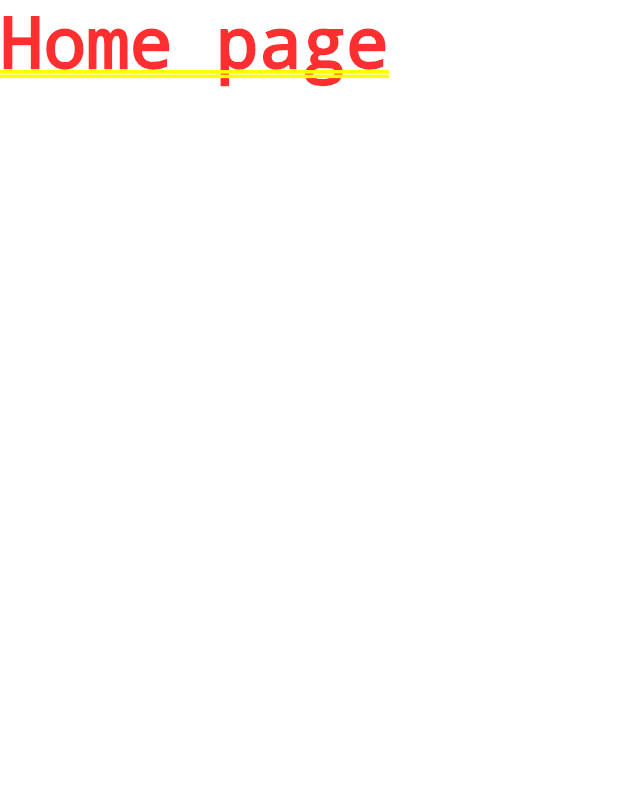
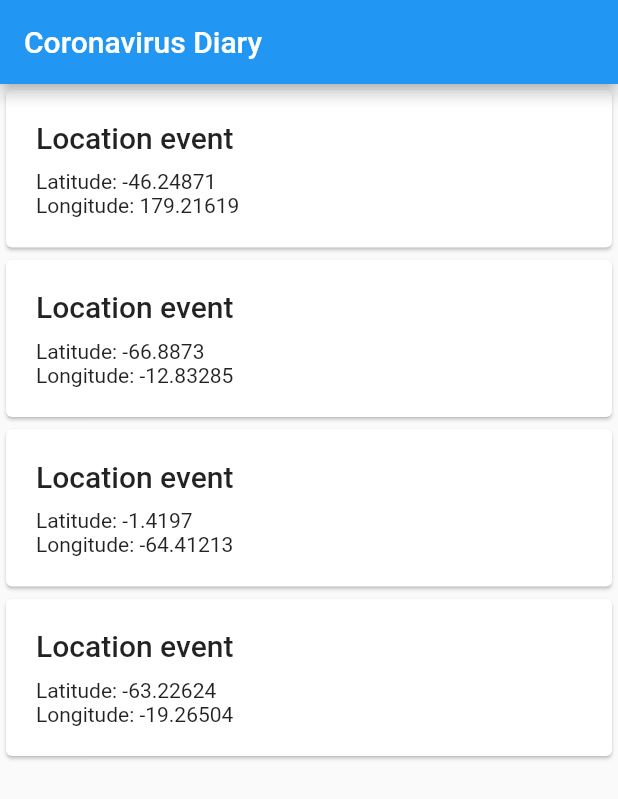
Before and after one commit to coronavirus-diary/coronavirus-diary, a Flutter app: the screen it shows after launch, on a phone screen of 412 x 824 dp. Shown: the top 799 px of the screen. Run offline on Flutter 3.47's test engine with Material 2 defaults, Android fonts, the phone set to English and light mode, and no system bars; our stand-ins replace equatable, flutter_bloc; generated files the repository leaves out were written again.

Commit message:
Add activity screen

```diff
--- a/lib/src/app.dart
+++ b/lib/src/app.dart
@@ -1,11 +1,14 @@
 import 'package:flutter/material.dart';
+
+import 'ui/router.dart';
 
 class DiaryApp extends StatelessWidget {
   @override
   Widget build(BuildContext context) {
     return MaterialApp(
       title: 'Coronavirus Diary',
-      home: Text('Home page'),
+      routes: appRoutes,
+      initialRoute: initialRoute,
     );
   }
 }
--- a/lib/src/blocs/activity/activity_bloc.dart
+++ b/lib/src/blocs/activity/activity_bloc.dart
@@ -1,6 +1,8 @@
 import 'dart:async';
 
 import 'package:flutter_bloc/flutter_bloc.dart';
+
+import 'package:coronavirus_diary/src/data/models/event.dart';
 
 import 'activity.dart';
 
@@ -24,10 +26,28 @@ class ActivityBloc extends Bloc<ActivityEvent, ActivityState> {
       RetrieveActivity event) async* {
     try {
       // TODO: load activity
-      yield ActivityLoaded();
+      List<Event> events = [
+        LocationEvent(
+          latitude: -46.24871,
+          longitude: 179.21619,
+        ),
+        LocationEvent(
+          latitude: -66.88730,
+          longitude: -12.83285,
+        ),
+        LocationEvent(
+          latitude: -1.41970,
+          longitude: -64.41213,
+        ),
+        LocationEvent(
+          latitude: -63.22624,
+          longitude: -19.26504,
+        ),
+      ];
+      yield ActivityLoaded(events: events);
     } catch (exception) {
       // Activity loading failed, return an error
-      yield ActivityLoadingFailed(exception);
+      yield ActivityLoadingFailed(exception: exception);
     }
   }
 }
--- a/lib/src/blocs/activity/activity_state.dart
+++ b/lib/src/blocs/activity/activity_state.dart
@@ -1,4 +1,6 @@
 import 'package:equatable/equatable.dart';
+
+import 'package:coronavirus_diary/src/data/models/event.dart';
 
 abstract class ActivityState extends Equatable {
   const ActivityState();
@@ -11,10 +13,14 @@ class ActivityNotLoaded extends ActivityState {}
 
 class ActivityLoading extends ActivityState {}
 
-class ActivityLoaded extends ActivityState {}
+class ActivityLoaded extends ActivityState {
+  final List<Event> events;
+
+  const ActivityLoaded({this.events});
+}
 
 class ActivityLoadingFailed extends ActivityState {
   final Exception exception;
 
-  const ActivityLoadingFailed([this.exception]);
+  const ActivityLoadingFailed({this.exception});
 }
--- /dev/null
+++ b/lib/src/ui/router.dart
@@ -0,0 +1,9 @@
+import 'screens/home/home.dart';
+
+export 'screens/home/home.dart';
+
+var appRoutes = {
+  HomeScreen.routeName: (context) => HomeScreen(),
+};
+
+const initialRoute = HomeScreen.routeName;
--- /dev/null
+++ b/lib/src/ui/screens/home/activity_cards/index.dart
@@ -0,0 +1 @@
+export 'location.dart';
--- /dev/null
+++ b/lib/src/ui/screens/home/activity_cards/location.dart
@@ -0,0 +1,32 @@
+import 'package:flutter/material.dart';
+
+import 'package:coronavirus_diary/src/data/models/event.dart';
+
+class LocationCard extends StatelessWidget {
+  final LocationEvent locationEvent;
+
+  const LocationCard([this.locationEvent]);
+
+  @override
+  Widget build(BuildContext context) {
+    return Card(
+      child: Container(
+        padding: EdgeInsets.all(20),
+        child: Column(
+          crossAxisAlignment: CrossAxisAlignment.start,
+          children: <Widget>[
+            Padding(
+              padding: EdgeInsets.only(bottom: 10),
+              child: Text(
+                'Location event',
+                style: Theme.of(context).textTheme.title,
+              ),
+            ),
+            Text('Latitude: ${locationEvent.latitude}'),
+            Text('Longitude: ${locationEvent.longitude}'),
+          ],
+        ),
+      ),
+    );
+  }
+}
--- /dev/null
+++ b/lib/src/ui/screens/home/activity_list.dart
@@ -0,0 +1,33 @@
+import 'package:flutter/material.dart';
+
+import 'package:coronavirus_diary/src/data/models/event.dart';
+import 'activity_cards/index.dart';
+
+class ActivityList extends StatefulWidget {
+  final List<Event> events;
+
+  const ActivityList([
+    this.events = const [],
+  ]);
+
+  @override
+  _ActivityListState createState() => _ActivityListState();
+}
+
+class _ActivityListState extends State<ActivityList> {
+  @override
+  Widget build(BuildContext context) {
+    return ListView.builder(
+      itemCount: widget.events.length,
+      itemBuilder: (BuildContext context, int index) {
+        final Event event = widget.events[index];
+        switch (event.runtimeType) {
+          case LocationEvent:
+            return LocationCard(event);
+          default:
+            return null;
+        }
+      },
+    );
+  }
+}
--- /dev/null
+++ b/lib/src/ui/screens/home/home.dart
@@ -0,0 +1,43 @@
+import 'package:flutter/material.dart';
+import 'package:flutter_bloc/flutter_bloc.dart';
+
+import 'package:coronavirus_diary/src/blocs/activity/activity.dart';
+import 'package:coronavirus_diary/src/ui/widgets/loading_indicator.dart';
+import 'activity_list.dart';
+
+class HomeScreen extends StatefulWidget {
+  static const routeName = '/';
+
+  @override
+  _HomeScreenState createState() => _HomeScreenState();
+}
+
+class _HomeScreenState extends State<HomeScreen> {
+  @override
+  Widget build(BuildContext context) {
+    return Scaffold(
+      appBar: AppBar(
+        title: Text('Coronavirus Diary'),
+      ),
+      body: BlocProvider(
+        create: (BuildContext context) => ActivityBloc(),
+        child: BlocBuilder<ActivityBloc, ActivityState>(
+          builder: (context, state) {
+            if (state is ActivityNotLoaded || state is ActivityLoading) {
+              if (state is ActivityNotLoaded) {
+                context.bloc<ActivityBloc>().add(RetrieveActivity());
+              }
+              return LoadingIndicator('Loading activity');
+            } else if (state is ActivityLoaded) {
+              return ActivityList(state.events);
+            } else {
+              return Center(
+                child: Text('There was an error retrieving activity.'),
+              );
+            }
+          },
+        ),
+      ),
+    );
+  }
+}
--- /dev/null
+++ b/lib/src/ui/widgets/loading_indicator.dart
@@ -0,0 +1,23 @@
+import 'package:flutter/material.dart';
+
+class LoadingIndicator extends StatelessWidget {
+  final String message;
+
+  LoadingIndicator([this.message]);
+
+  @override
+  Widget build(BuildContext context) {
+    return Center(
+      child: Column(
+        mainAxisAlignment: MainAxisAlignment.center,
+        children: <Widget>[
+          Padding(
+            padding: EdgeInsets.only(bottom: 20),
+            child: CircularProgressIndicator(),
+          ),
+          if (message.isNotEmpty) Text(message),
+        ],
+      ),
+    );
+  }
+}
```
